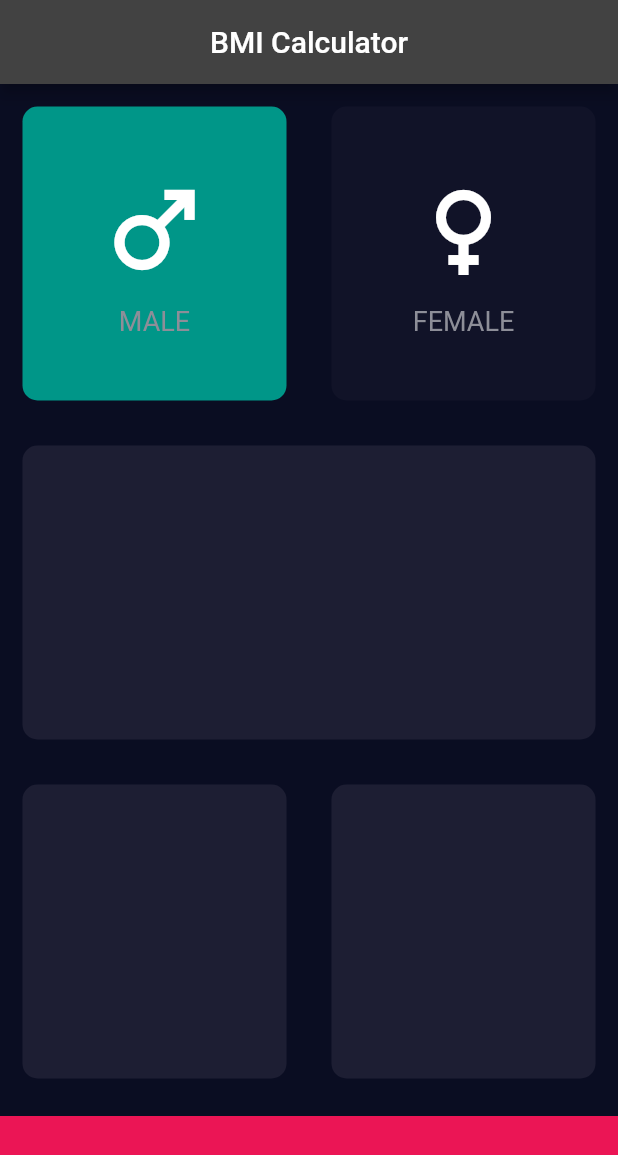
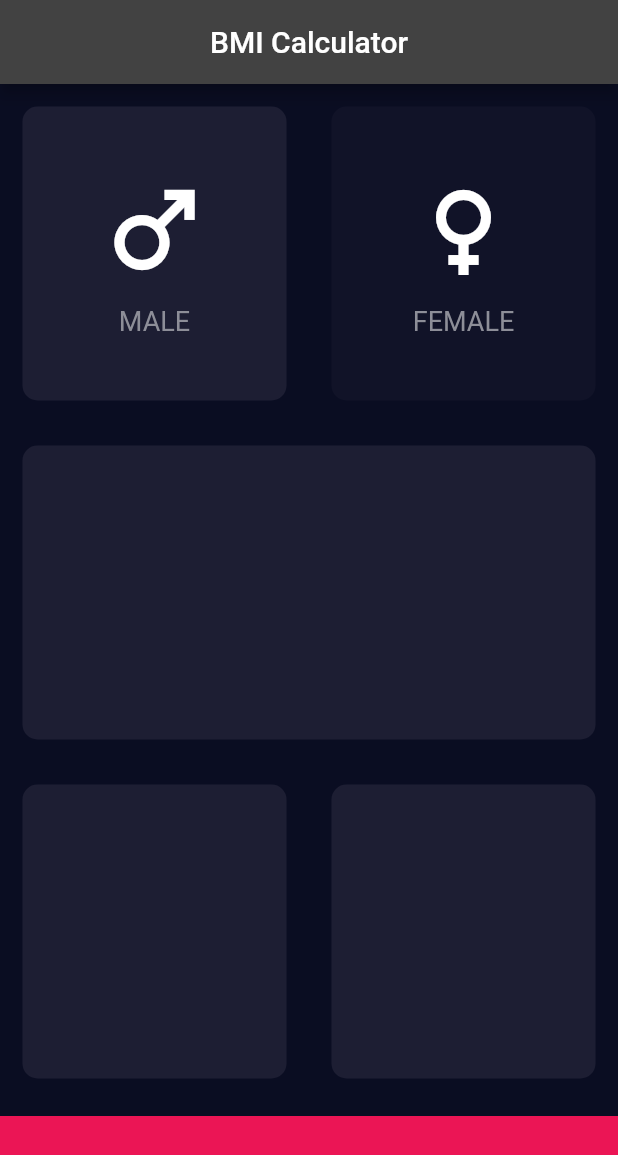
Before and after one commit to ShahMaaz/BMI-Calculator, a Flutter app: the screen it shows after launch, after a tap on "MALE", on a phone screen of 412 x 824 dp. Shown: the top 1155 px of the screen. Run offline on Flutter 3.47's test engine with Material 2 defaults, Android fonts, the phone set to English and light mode, and no system bars.

Commit message:
Ternary operator has been used

```diff
--- a/lib/input_page.dart
+++ b/lib/input_page.dart
@@ -38,28 +38,29 @@ class _InputPageState extends State<InputPage> {
     return myTheme;
   }*/
 
-  Color maleCardColor = activeCardColor;
-  Color feMaleCardColor = inActiveCardColor;
+  // Color maleCardColor = inActiveCardColor;
+  // Color feMaleCardColor = inActiveCardColor;
 
-
-  void updateColor(Gender gender){
+/*  void updateColor(Gender gender){
     if(gender == Gender.male){
-      // if(maleCardColor == inActiveCardColor){
+      if(maleCardColor == inActiveCardColor){
         maleCardColor = activeCardColor;
         feMaleCardColor = inActiveCardColor;
-      // }else{
-      //   maleCardColor = inActiveCardColor;
-      // }
+      }else{
+        maleCardColor = inActiveCardColor;
+      }
 
     }else{
-      // if(feMaleCardColor == inActiveCardColor){
+      if(feMaleCardColor == inActiveCardColor){
         feMaleCardColor = activeCardColor;
         maleCardColor = inActiveCardColor;
-      // }else{
-      //   feMaleCardColor = inActiveCardColor;
-      // }
+      }else{
+        feMaleCardColor = inActiveCardColor;
+      }
     }
-  }
+  }*/
+
+Gender selectedGander = Gender.male;
 
   @override
   Widget build(BuildContext context) {
@@ -98,7 +99,8 @@ class _InputPageState extends State<InputPage> {
                       child: GestureDetector(
                         onTap: (){
                           setState(() {
-                            updateColor(Gender.male);
+                            // updateColor(Gender.male);
+                            selectedGander = Gender.male;
                           });
                         },
                         child: ReusableCard(
@@ -106,7 +108,7 @@ class _InputPageState extends State<InputPage> {
                             cardIcon: Icons.male,
                             label: 'MALE',
                           ),
-                          myColor: Colors.teal,
+                          myColor: selectedGander == Gender.male ? activeCardColor : inActiveCardColor,
                         ),
                       ),
                     ),
@@ -114,7 +116,8 @@ class _InputPageState extends State<InputPage> {
                       child: GestureDetector(
                         onTap: (){
                           setState(() {
-                            updateColor(Gender.female);
+                            // updateColor(Gender.female);
+                            selectedGander = Gender.female;
                           });
                         },
                         child: ReusableCard(
@@ -122,7 +125,7 @@ class _InputPageState extends State<InputPage> {
                             cardIcon: Icons.female,
                             label: 'FEMALE',
                           ),
-                          myColor: feMaleCardColor,
+                          myColor: selectedGander == Gender.female ? activeCardColor : inActiveCardColor,
                         ),
                       ),
                     ),
```
